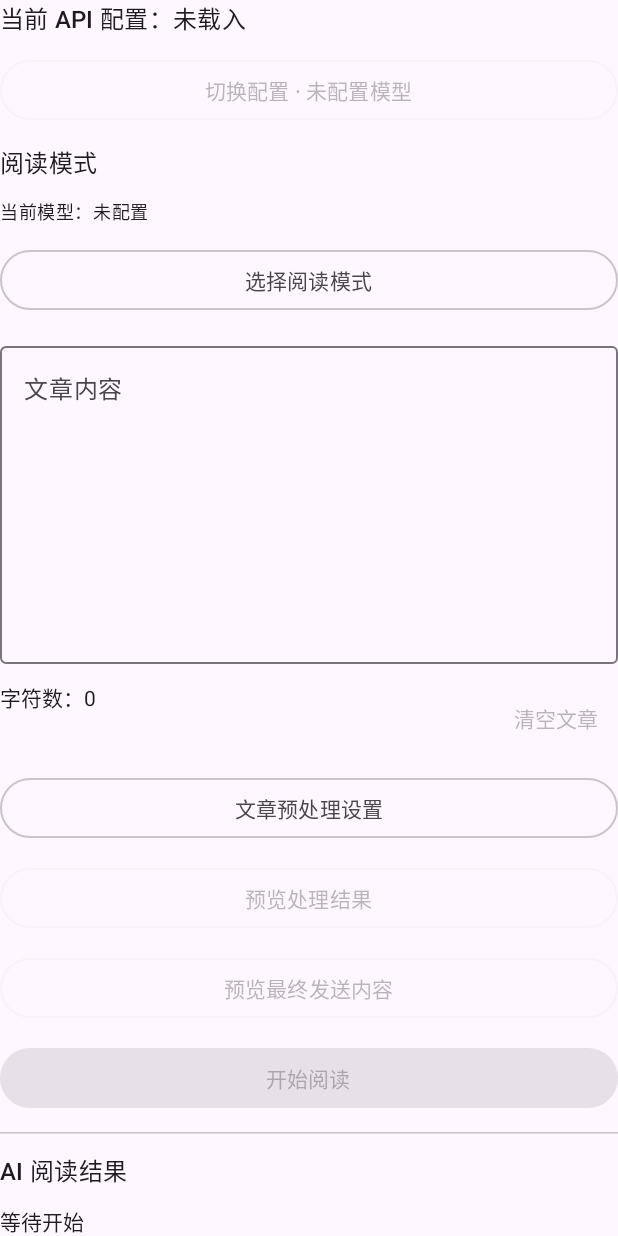
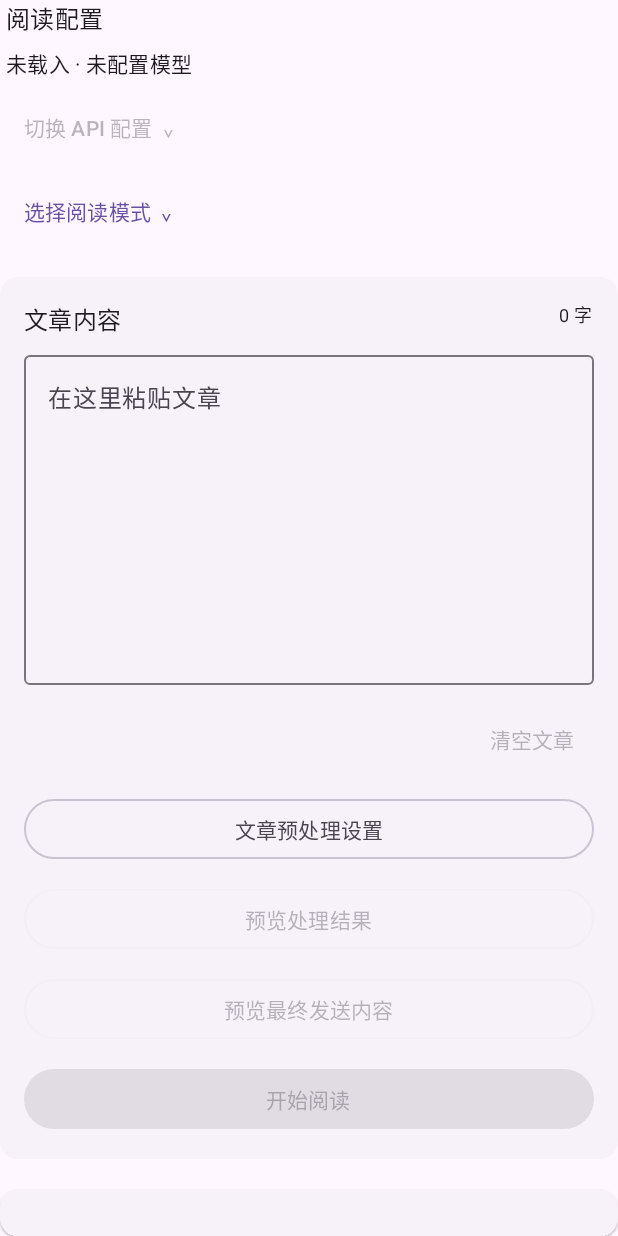
Before and after one commit to fate-think/AIReader, an Android app built with Jetpack Compose: the composable ReaderPage shown on its own in the app's theme, on a phone screen of 412 x 824 dp. Run offline under Robolectric (Android 15) with nearby library versions, the phone set to English and light mode, and no system bars; our stand-ins replace Room's generated code; network calls fail; 5 statements that could not run were skipped.

Commit message:
Multiple modifications and optimizations

```diff
--- a/app/src/main/java/com/example/aireader/MainActivity.kt
+++ b/app/src/main/java/com/example/aireader/MainActivity.kt
@@ -16,6 +16,7 @@ import androidx.compose.foundation.lazy.rememberLazyListState
 import androidx.compose.foundation.rememberScrollState
 import androidx.compose.foundation.verticalScroll
 import androidx.compose.foundation.text.KeyboardOptions
+import androidx.compose.foundation.text.selection.SelectionContainer
 import androidx.compose.foundation.shape.RoundedCornerShape
 import androidx.compose.foundation.interaction.collectIsDraggedAsState
 import androidx.compose.material3.*
@@ -78,6 +79,7 @@ private fun App(state: ReaderState, model: ReaderViewModel, useDark: Boolean) {
     var page by rememberSaveable { mutableStateOf(BottomTab.READING.index) }
     var settingsDestination by rememberSaveable { mutableStateOf(SettingsDestination.HOME) }
     var apiEditorId by rememberSaveable { mutableStateOf<String?>(null) }
+    var apiCreating by rememberSaveable { mutableStateOf(false) }
     var historyId by rememberSaveable { mutableStateOf<String?>(null) }
     var editingId by rememberSaveable { mutableStateOf<String?>(null) }
     var creating by rememberSaveable { mutableStateOf(false) }
@@ -97,8 +99,9 @@ private fun App(state: ReaderState, model: ReaderViewModel, useDark: Boolean) {
         settingsDestination = settingsDestination.parent() ?: SettingsDestination.HOME
         if (settingsDestination != SettingsDestination.HISTORY_DETAIL) historyId = null
         if (settingsDestination != SettingsDestination.API_EDIT) apiEditorId = null
+        if (settingsDestination != SettingsDestination.API_EDIT) apiCreating = false
     }
-    val editorReady = state.selectedApiProfileId == apiEditorId && apiEditorId != null
+    val editorReady = apiCreating || state.selectedApiProfileId == apiEditorId && apiEditorId != null
     BackHandler(enabled = page == BottomTab.HISTORY.index && historyId != null &&
         historyPreviewMarkdown == null) { historyId = null }
     BackHandler(enabled = page == BottomTab.SETTINGS.index && settingsDestination != SettingsDestination.HOME &&
@@ -166,7 +169,8 @@ private fun App(state: ReaderState, model: ReaderViewModel, useDark: Boolean) {
                     page == BottomTab.READING.index -> "AI 阅读助手";
                     page == BottomTab.PROMPTS.index -> "提示词管理";
                     page == BottomTab.HISTORY.index -> if (historyId == null) "阅读历史" else "历史报告";
-                    else -> settingsDestination.title }, style = MaterialTheme.typography.headlineSmall,
+                    else -> if (settingsDestination == SettingsDestination.API_EDIT && apiCreating)
+                        "新增 API 配置" else settingsDestination.title }, style = MaterialTheme.typography.headlineSmall,
                     modifier = Modifier.weight(1f), maxLines = 1, overflow = TextOverflow.Ellipsis)
             }
         } },
@@ -207,9 +211,11 @@ private fun App(state: ReaderState, model: ReaderViewModel, useDark: Boolean) {
                     onOpen = { settingsDestination = it }, modifier = nestedModifier)
                 SettingsDestination.API_LIST -> ApiSettingsList(state, model,
                     onEdit = { id -> apiEditorId = id; settingsDestination = SettingsDestination.API_EDIT },
+                    onAdd = { apiCreating = true; apiEditorId = null; settingsDestination = SettingsDestination.API_EDIT },
                     modifier = nestedModifier)
                 SettingsDestination.API_EDIT -> if (editorReady) ApiSettingsEditor(state, model,
-                    onBack = goBackSettings, snackbarHostState = snackbarHostState, modifier = modifier)
+                    isNew = apiCreating, onBack = goBackSettings, onSaved = goBackSettings,
+                    snackbarHostState = snackbarHostState, modifier = Modifier.fillMaxSize().padding(padding))
                     else Box(nestedModifier) {
                         if (state.apiProfilesError != null || state.settingsMessage?.startsWith("无法切换") == true)
                             Text(state.apiProfilesError ?: state.settingsMessage.orEmpty())
@@ -281,8 +287,8 @@ private fun ReaderPage(state: ReaderState, model: ReaderViewModel,
     val htmlExportLauncher = rememberLauncherForActivityResult(ActivityResultContracts.CreateDocument("text/html")) {
         model.completeHtmlExport(it)
     }
-    val active = state.status in setOf(ReadingStatus.Loading, ReadingStatus.WaitingForRetry,
-        ReadingStatus.Retrying, ReadingStatus.Streaming)
+    val active = state.status in setOf(ReadingStatus.Loading, ReadingStatus.WaitingResponse,
+        ReadingStatus.Thinking, ReadingStatus.WaitingForRetry, ReadingStatus.Retrying, ReadingStatus.Streaming)
     val htmlReady = MarkdownWorkspace.canUseHtml(state.result, active)
     fun requestReading() {
         if (MarkdownWorkspace.requiresOverwriteConfirmation(state.result, state.markdownSource)) {
@@ -311,14 +317,17 @@ private fun ReaderPage(state: ReaderState, model: ReaderViewModel,
             resultScroll.scrollToItem(lastChunk, 100_000)
         }
     }
-    Column(modifier, verticalArrangement = Arrangement.spacedBy(12.dp)) {
+    var finalPreview by remember { mutableStateOf<FinalRequestPreview?>(null) }
+    Column(modifier, verticalArrangement = Arrangement.spacedBy(20.dp)) {
+        Column(Modifier.fillMaxWidth().padding(horizontal = 4.dp),
+            verticalArrangement = Arrangement.spacedBy(8.dp)) {
         val currentApi = state.apiProfiles.firstOrNull { it.id == state.selectedApiProfileId }
-        Text("当前 API 配置：${currentApi?.name ?: "未载入"}",
-            style = MaterialTheme.typography.titleMedium)
+        Text("阅读配置", style = MaterialTheme.typography.titleMedium)
+        Text("${currentApi?.name ?: "未载入"} · ${state.settings.modelId.ifBlank { "未配置模型" }}",
+            style = MaterialTheme.typography.bodyMedium, maxLines = 2, overflow = TextOverflow.Ellipsis)
         Box {
-            OutlinedButton(onClick = { apiExpanded = true }, enabled = state.apiProfiles.isNotEmpty(),
-                modifier = Modifier.fillMaxWidth()) {
-                Text("切换配置 · ${currentApi?.config?.modelId?.ifBlank { "未配置模型" } ?: "未配置模型"}")
+            TextButton(onClick = { apiExpanded = true }, enabled = state.apiProfiles.isNotEmpty()) {
+                Text("切换 API 配置  ⌄")
             }
             DropdownMenu(expanded = apiExpanded, onDismissRequest = { apiExpanded = false }) {
                 state.apiProfiles.forEach { profile ->
@@ -327,14 +336,12 @@ private fun ReaderPage(state: ReaderState, model: ReaderViewModel,
                 }
             }
         }
-        Text("阅读模式", style = MaterialTheme.typography.titleMedium)
         if (state.loaded && state.modes.isEmpty()) Text("提示词数据读取失败：${state.storageError ?: "未知错误"}",
             color = MaterialTheme.colorScheme.error)
-        Text("当前模型：${state.settings.modelId.ifBlank { "未配置" }}",
-            style = MaterialTheme.typography.bodySmall)
         Box {
-            OutlinedButton(onClick = { expanded = true }, modifier = Modifier.fillMaxWidth()) {
-                Text(state.modes.firstOrNull { it.id == state.selectedModeId }?.name ?: "选择阅读模式")
+            TextButton(onClick = { expanded = true }) {
+                Text("${state.modes.firstOrNull { it.id == state.selectedModeId }?.name ?: "选择阅读模式"}  ⌄",
+                    maxLines = 2, overflow = TextOverflow.Ellipsis)
             }
             DropdownMenu(expanded = expanded, onDismissRequest = { expanded = false }) {
                 Text("内置阅读模式", modifier = Modifier.padding(horizontal = 16.dp, vertical = 8.dp),
@@ -348,12 +355,18 @@ private fun ReaderPage(state: ReaderState, model: ReaderViewModel,
                     onClick = { model.selectMode(mode.id); expanded = false }) }
             }
         }
+        }
+        ElevatedCard(Modifier.fillMaxWidth()) { Column(Modifier.padding(16.dp),
+            verticalArrangement = Arrangement.spacedBy(12.dp)) {
+        Row(horizontalArrangement = Arrangement.SpaceBetween, modifier = Modifier.fillMaxWidth()) {
+            Text("文章内容", style = MaterialTheme.typography.titleMedium)
+            Text("${state.article.length} 字", style = MaterialTheme.typography.bodySmall)
+        }
         OutlinedTextField(value = state.article, onValueChange = model::setArticle,
-            label = { Text("文章内容") }, placeholder = { Text("在这里粘贴文章") },
+            placeholder = { Text("在这里粘贴文章") },
             maxLines = 10,
             modifier = Modifier.fillMaxWidth().heightIn(min = 220.dp, max = 280.dp))
-        Row(horizontalArrangement = Arrangement.SpaceBetween, modifier = Modifier.fillMaxWidth()) {
-            Text("字符数：${state.article.length}")
+        Row(horizontalArrangement = Arrangement.End, modifier = Modifier.fillMaxWidth()) {
             TextButton(onClick = model::clearArticle, enabled = state.article.isNotEmpty()) { Text("清空文章") }
         }
         OutlinedButton(onClick = { showPreprocessSettings = true }, modifier = Modifier.fillMaxWidth()) {
@@ -363,7 +376,6 @@ private fun ReaderPage(state: ReaderState, model: ReaderViewModel,
             enabled = state.article.isNotBlank(), modifier = Modifier.fillMaxWidth()) {
             Text("预览处理结果")
         }
-        var finalPreview by remember { mutableStateOf<FinalRequestPreview?>(null) }
         OutlinedButton(onClick = { finalPreview = model.finalRequestPreview() },
             enabled = state.article.isNotBlank(), modifier = Modifier.fillMaxWidth()) {
             Text("预览最终发送内容")
@@ -376,7 +388,9 @@ private fun ReaderPage(state: ReaderState, model: ReaderViewModel,
             OutlinedButton(onClick = { requestReading() }, enabled = state.article.isNotBlank(),
                 modifier = Modifier.fillMaxWidth()) { Text("重新生成") }
         }
-        HorizontalDivider()
+        } }
+        ElevatedCard(Modifier.fillMaxWidth()) { Column(Modifier.padding(16.dp),
+            verticalArrangement = Arrangement.spacedBy(12.dp)) {
         Text("AI 阅读结果", style = MaterialTheme.typography.titleMedium)
         Text(when (state.status) {
             ReadingStatus.Idle -> when (state.markdownSource) {
@@ -385,18 +399,34 @@ private fun ReaderPage(state: ReaderState, model: ReaderViewModel,
                 else -> "等待开始"
             }
             ReadingStatus.Loading -> "正在连接…"
+            ReadingStatus.WaitingResponse -> "等待模型响应…"
+            ReadingStatus.Thinking -> "正在思考…"
             ReadingStatus.WaitingForRetry -> state.retryMessage ?: "等待重试…"
             ReadingStatus.Retrying -> state.retryMessage ?: "正在重试…"
             ReadingStatus.Streaming -> "正在生成…"
-            ReadingStatus.Completed -> "已完成"
-            ReadingStatus.Cancelled -> "已停止"
+            ReadingStatus.Completed -> "生成完成"
+            ReadingStatus.Cancelled -> "已停止生成"
             ReadingStatus.Interrupted -> "生成中断"
             ReadingStatus.RetryExhausted -> "重试次数已用尽"
-            ReadingStatus.Error -> "请求失败"
+            ReadingStatus.Error -> "生成失败"
         })
         if (active) LinearProgressIndicator(modifier = Modifier.fillMaxWidth())
         state.readingError?.let { Text(it, color = MaterialTheme.colorScheme.error) }
         state.historySaveMessage?.let { Text(it, color = MaterialTheme.colorScheme.error) }
+        if (state.thinking.isNotEmpty()) {
+            var thinkingExpanded by remember { mutableStateOf(false) }
+            ElevatedCard(Modifier.fillMaxWidth()) {
+                Column(Modifier.padding(12.dp)) {
+                    TextButton(onClick = { thinkingExpanded = !thinkingExpanded }) {
+                        Text(if (thinkingExpanded) "思考过程  ⌃" else "思考过程  ⌄")
+                    }
+                    if (thinkingExpanded) SelectionContainer {
+                        Text(state.thinking, modifier = Modifier.fillMaxWidth().heightIn(max = 280.dp)
+                            .verticalScroll(rememberScrollState()))
+                    }
+                }
+            }
+        }
         Row(Modifier.fillMaxWidth().height(IntrinsicSize.Min),
             horizontalArrangement = Arrangement.spacedBy(8.dp)) {
             FilterChip(selected = state.markdownViewMode == MarkdownViewMode.EDIT,
@@ -503,6 +533,7 @@ private fun ReaderPage(state: ReaderState, model: ReaderViewModel,
                 enabled = state.htmlFontSizePx < 36) { Text("A+") }
         }
         state.resultActionMessage?.let { Text(it, style = MaterialTheme.typography.bodySmall) }
+        } }
         finalPreview?.let { request ->
             FinalRequestPreviewDialog(request, onDismiss = { finalPreview = null })
         }
--- a/app/src/main/java/com/example/aireader/MarkdownWorkspace.kt
+++ b/app/src/main/java/com/example/aireader/MarkdownWorkspace.kt
@@ -31,6 +31,7 @@ fun ReaderState.withEditedMarkdown(text: String): ReaderState = copy(
 
 fun ReaderState.withMarkdownGenerationStarted(): ReaderState = copy(
     result = "",
+    thinking = "",
     markdownSource = MarkdownSource.AI,
     markdownViewMode = MarkdownViewMode.PREVIEW,
     status = ReadingStatus.Loading,
@@ -55,6 +56,7 @@ fun ReaderState.withGeneratedMarkdown(text: String, nextStatus: ReadingStatus):
 
 fun ReaderState.withClearedMarkdown(): ReaderState = copy(
     result = "",
+    thinking = "",
     markdownSource = MarkdownSource.NONE,
     markdownViewMode = MarkdownViewMode.EDIT,
     status = ReadingStatus.Idle,
--- a/app/src/main/res/drawable/ic_settings_nav.xml
+++ b/app/src/main/res/drawable/ic_settings_nav.xml
@@ -3,16 +3,44 @@
     android:height="24dp"
     android:viewportWidth="24"
     android:viewportHeight="24">
+
+    <!-- 齿轮主体：圆形外轮廓 -->
     <path
         android:fillColor="@android:color/transparent"
         android:strokeColor="?android:attr/textColorPrimary"
         android:strokeWidth="1.8"
-        android:strokeLineCap="round"
+        android:strokeLineCap="butt"
         android:strokeLineJoin="round"
-        android:pathData="M10.58,3.2 L13.42,3.2 Q13.87,3.2 14.1,3.58 L14.82,4.76 Q15.05,5.15 15.44,5.37 L16.02,5.71 Q16.41,5.93 16.86,5.94 L18.24,5.97 Q18.69,5.98 18.91,6.37 L20.33,8.83 Q20.56,9.22 20.34,9.61 L19.68,10.82 Q19.46,11.22 19.46,11.67 L19.46,12.33 Q19.46,12.78 19.68,13.18 L20.34,14.39 Q20.56,14.78 20.33,15.17 L18.91,17.63 Q18.69,18.02 18.24,18.03 L16.86,18.06 Q16.41,18.07 16.02,18.29 L15.44,18.63 Q15.05,18.85 14.82,19.24 L14.1,20.42 Q13.87,20.8 13.42,20.8 L10.58,20.8 Q10.13,20.8 9.9,20.42 L9.18,19.24 Q8.95,18.85 8.56,18.63 L7.98,18.29 Q7.59,18.07 7.14,18.06 L5.76,18.03 Q5.31,18.02 5.09,17.63 L3.67,15.17 Q3.44,14.78 3.66,14.39 L4.32,13.18 Q4.54,12.78 4.54,12.33 L4.54,11.67 Q4.54,11.22 4.32,10.82 L3.66,9.61 Q3.44,9.22 3.67,8.83 L5.09,6.37 Q5.31,5.98 5.76,5.97 L7.14,5.94 Q7.59,5.93 7.98,5.71 L8.56,5.37 Q8.95,5.15 9.18,4.76 L9.9,3.58 Q10.13,3.2 10.58,3.2 Z" />
+        android:pathData="
+            M19,12
+            A7,7 0,1 1,5 12
+            A7,7 0,1 1,19 12
+            Z" />
+
+    <!-- 八个短齿 -->
     <path
         android:fillColor="@android:color/transparent"
         android:strokeColor="?android:attr/textColorPrimary"
         android:strokeWidth="1.8"
-        android:pathData="M15.1,12 A3.1,3.1 0,1 1,8.9 12 A3.1,3.1 0,1 1,15.1 12" />
+        android:strokeLineCap="butt"
+        android:strokeLineJoin="round"
+        android:pathData="
+            M12,2.5 L12,5
+            M18.72,5.28 L16.95,7.05
+            M21.5,12 L19,12
+            M18.72,18.72 L16.95,16.95
+            M12,21.5 L12,19
+            M5.28,18.72 L7.05,16.95
+            M2.5,12 L5,12
+            M5.28,5.28 L7.05,7.05" />
+
+    <!-- 中心实心圆点 -->
+    <path
+        android:fillColor="?android:attr/textColorPrimary"
+        android:pathData="
+            M13.6,12
+            A1.6,1.6 0,1 1,10.4 12
+            A1.6,1.6 0,1 1,13.6 12
+            Z" />
+
 </vector>
```
Also changed, not shown: app/src/main/java/com/example/aireader/OpenAiCompatibleClient.kt (+44 -1 lines), app/src/main/java/com/example/aireader/ReaderViewModel.kt (+32 -14 lines), app/src/main/java/com/example/aireader/SettingsScreens.kt (+147 -40 lines), app/src/main/java/com/example/aireader/SseParser.kt (+6 -2 lines), 5 other files.
